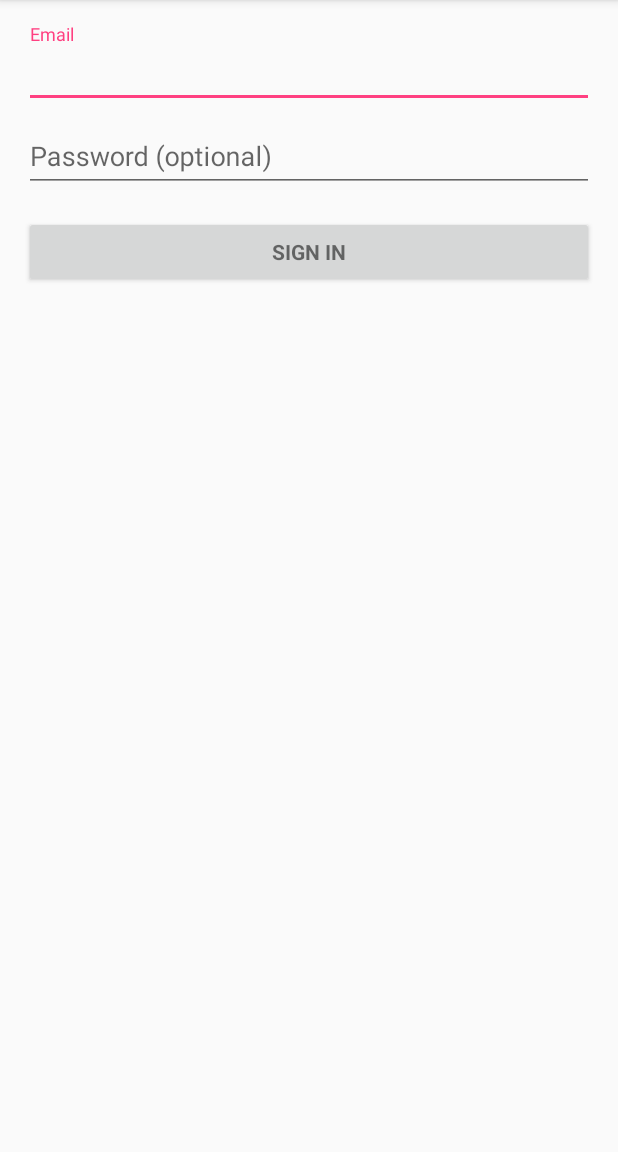
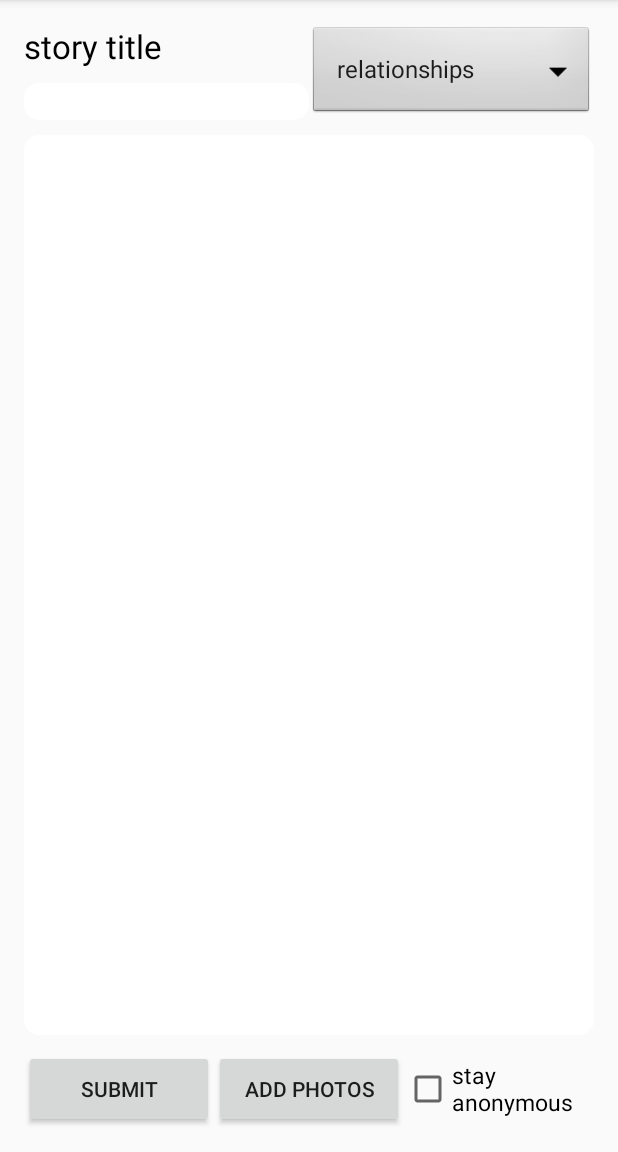
Before and after one commit to DevFest-Sfax-2016/ENIGMA, an Android app: the screen it shows after launch (LoginActivity before the commit, SubmitStory after it), on a phone screen of 412 x 824 dp, the part 84-1236 px from its top. Run offline under Robolectric (Android 15) with nearby library versions, the phone set to English and light mode, and no system bars.

Commit message:
story submition layout

```diff
--- a/app/src/main/AndroidManifest.xml
+++ b/app/src/main/AndroidManifest.xml
@@ -16,23 +16,22 @@
         <activity
             android:name=".LoginActivity"
             android:label="@string/app_name">
+
+        </activity>
+        <activity android:name=".ProfileCompletion"></activity>
+        <activity android:name=".PersonalityTest" />
+        <activity
+            android:name=".SignUp"
+            android:label="@string/title_activity_sign_up"
+            android:theme="@style/AppTheme.NoActionBar" />
+        <activity android:name=".HomePage" />
+        <activity android:name=".SubmitStory">
             <intent-filter>
                 <action android:name="android.intent.action.MAIN" />
 
                 <category android:name="android.intent.category.LAUNCHER" />
             </intent-filter>
         </activity>
-
-        <activity android:name=".ProfileCompletion">
-
-
-        </activity>
-        <activity android:name=".PersonalityTest" />
-        <activity
-            android:name=".SignUp"
-            android:label="@string/title_activity_sign_up"
-            android:theme="@style/AppTheme.NoActionBar" />
-        <activity android:name=".HomePage"></activity>
     </application>
 
 </manifest>
--- a/app/src/main/java/com/enigma/mybucketlist/LoginActivity.java
+++ b/app/src/main/java/com/enigma/mybucketlist/LoginActivity.java
@@ -86,12 +86,12 @@ public class LoginActivity extends AppCompatActivity implements LoaderCallbacks<
         Log.e("Fuck","This");
         // Set up the login form.
 
-        if (mFirebaseUser != null) {
-            // Not signed in, launch the Sign In activity
-            startActivity(new Intent(this, HomePage.class));
-            finish();
-            return;
-        }
+//        if (mFirebaseUser != null) {
+//            // Not signed in, launch the Sign In activity
+//            startActivity(new Intent(this, HomePage.class));
+//            finish();
+//            return;
+//        }
         mEmailView = (AutoCompleteTextView) findViewById(R.id.email);
         populateAutoComplete();
         mAuth = FirebaseAuth.getInstance();
--- /dev/null
+++ b/app/src/main/java/com/enigma/mybucketlist/SubmitStory.java
@@ -0,0 +1,13 @@
+package com.enigma.mybucketlist;
+
+import android.support.v7.app.AppCompatActivity;
+import android.os.Bundle;
+
+public class SubmitStory extends AppCompatActivity {
+
+    @Override
+    protected void onCreate(Bundle savedInstanceState) {
+        super.onCreate(savedInstanceState);
+        setContentView(R.layout.activity_submit_story);
+    }
+}
--- /dev/null
+++ b/app/src/main/res/layout/activity_submit_story.xml
@@ -0,0 +1,102 @@
+<?xml version="1.0" encoding="utf-8"?>
+<RelativeLayout xmlns:android="http://schemas.android.com/apk/res/android"
+    xmlns:tools="http://schemas.android.com/tools"
+    android:id="@+id/activity_submit_story"
+    android:layout_width="match_parent"
+    android:layout_height="match_parent"
+    android:paddingBottom="@dimen/activity_vertical_margin"
+    android:paddingLeft="@dimen/activity_horizontal_margin"
+    android:paddingRight="@dimen/activity_horizontal_margin"
+    android:paddingTop="@dimen/activity_vertical_margin"
+    tools:context="com.enigma.mybucketlist.SubmitStory">
+
+    <LinearLayout
+        android:orientation="vertical"
+        android:layout_width="match_parent"
+        android:layout_height="match_parent"
+        android:layout_alignParentEnd="true"
+        android:weightSum="1">
+
+        <LinearLayout
+            android:orientation="horizontal"
+            android:layout_width="match_parent"
+            android:layout_height="wrap_content"
+            android:weightSum="2"
+            android:layout_marginBottom="10dp">
+
+
+            <LinearLayout
+                android:orientation="vertical"
+                android:layout_width="match_parent"
+                android:layout_height="wrap_content"
+                android:layout_weight="1">
+
+                <TextView
+                    android:text="story title"
+                    android:layout_width="match_parent"
+                    android:layout_height="wrap_content"
+                    android:id="@+id/textViewTitle"
+                    android:layout_marginBottom="10dp"
+                    android:textSize="22dp"
+                    android:textColor="#000000"/>
+
+                <EditText
+                    android:layout_width="match_parent"
+                    android:layout_height="wrap_content"
+                    android:inputType="textPersonName"
+                    android:ems="10"
+                    android:id="@+id/editTextTitle"
+                    android:background="@drawable/edittext"/>
+            </LinearLayout>
+            <Spinner
+                android:layout_width="match_parent"
+                android:layout_height="match_parent"
+                android:id="@+id/spinnerstoryCategory"
+                android:layout_weight="1"
+                android:entries="@array/storyCategory"
+                android:background="@android:drawable/btn_dropdown" />
+
+        </LinearLayout>
+
+        <EditText
+            android:layout_width="match_parent"
+            android:layout_height="wrap_content"
+            android:inputType="textMultiLine"
+            android:ems="10"
+            android:id="@+id/editTextStory"
+            android:layout_weight="1"
+            android:background="@drawable/edittext"
+            android:gravity="top"/>
+
+        <LinearLayout
+            android:orientation="horizontal"
+            android:layout_width="match_parent"
+            android:layout_height="wrap_content"
+            android:weightSum="3"
+            android:layout_marginTop="10dp">
+
+            <Button
+                android:text="submit"
+                android:layout_width="0dp"
+                android:layout_height="match_parent"
+                android:id="@+id/buttonSubmit"
+                android:layout_weight="1"/>
+
+            <Button
+                android:text="add photos"
+                android:layout_width="0dp"
+                android:layout_height="match_parent"
+                android:id="@+id/buttonAddPhotos"
+                android:layout_weight="1" />
+
+            <CheckBox
+                android:text="stay anonymous"
+                android:layout_width="0dp"
+                android:layout_height="match_parent"
+                android:id="@+id/checkBox"
+                android:layout_weight="1"
+                android:textSize="15dp"/>
+        </LinearLayout>
+
+    </LinearLayout>
+</RelativeLayout>
--- a/app/src/main/res/values/array.xml
+++ b/app/src/main/res/values/array.xml
@@ -20,4 +20,9 @@
         <item>ESFP</item>
 
     </string-array>
+    <string-array name="storyCategory">
+        <item>relationships</item>
+        <item>career</item>
+        <item>misfortune</item>
+    </string-array>
 </resources>
```
